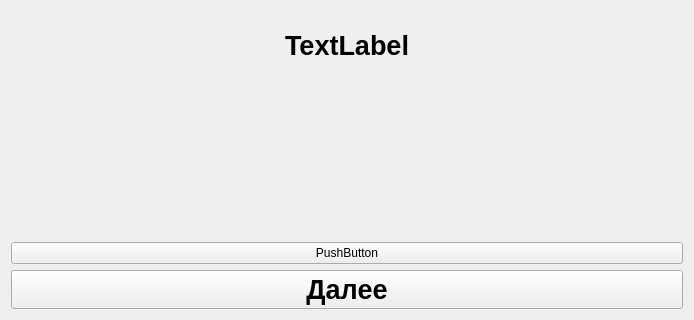
Above: UIForms/GivingOutItem.ui from FelixMailwriter/VM before the change; both pictures show x 0 to 694 and y 156 to 476 of the 694 by 476 pixel window. Below: the same form after it.
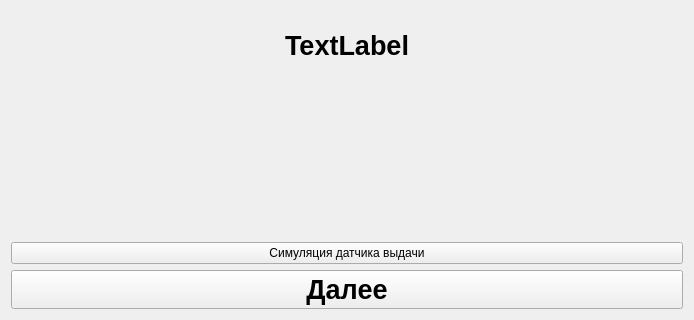
That is the form after the change.

Patch:
```diff
--- a/UIForms/GivingOutItem.ui
+++ b/UIForms/GivingOutItem.ui
@@ -36,7 +36,7 @@
      <item>
       <widget class="QPushButton" name="btn_EngSensSim">
        <property name="text">
-        <string>PushButton</string>
+        <string>Симуляция датчика выдачи</string>
        </property>
       </widget>
      </item>
```
Left out of the diff: 2 changed lines with no effect on the pictures.
